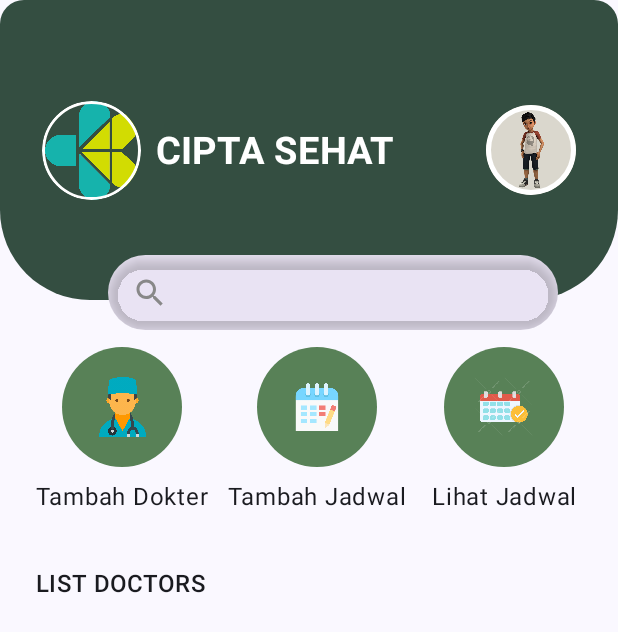
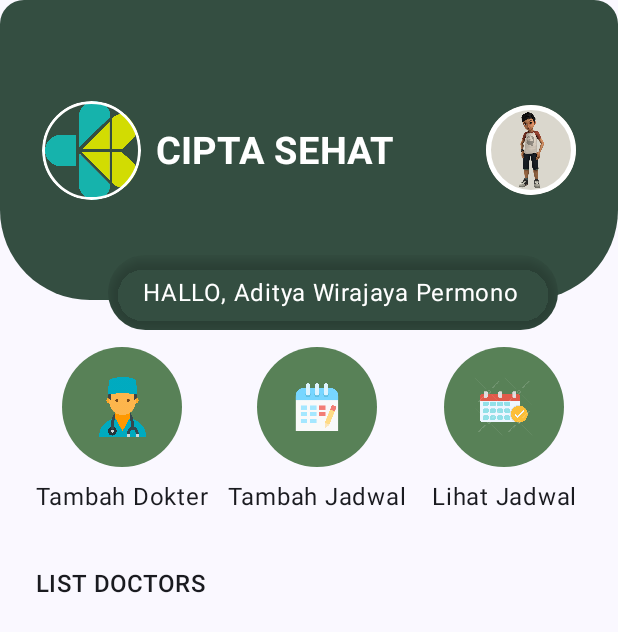
Before and after one commit to aditywp/Ucp2RoomDatabase_0052, an Android app built with Jetpack Compose: the HomeDokterView screen opened through its navigation route, on a phone screen of 412 x 824 dp. Shown: the top 632 px of the screen. Run offline under Robolectric (Android 15) with nearby library versions, the phone set to English and light mode, and no system bars.

Commit message:
memperbagus tampilan card dan menambahkan text awal hallo aditya

```diff
--- a/app/src/main/java/com/example/ucp2/ui/view/dokter/HomeDokterView.kt
+++ b/app/src/main/java/com/example/ucp2/ui/view/dokter/HomeDokterView.kt
@@ -164,30 +164,16 @@ fun SearchBar() {
                     .width(300.dp)
                     .height(50.dp)
                     .clip(RoundedCornerShape(25.dp))
-                    .background(Brush.horizontalGradient(listOf(Color(0xFFE9E3F3), Color(0xFFE9E3F3))))
+                    .background(color = Color(0xff344e41))
                     .shadow(5.dp, RoundedCornerShape(25.dp)),
                 contentAlignment = Alignment.CenterStart
             ) {
-                BasicTextField(
-                    value = "",
-                    onValueChange = {},
+                Text("HALLO, Aditya Wirajaya Permono", color = Color.White,
                     modifier = Modifier
-                        .padding(horizontal = 16.dp)
-                        .fillMaxWidth(),
-                    textStyle = androidx.compose.ui.text.TextStyle(fontSize = 16.sp, color = Color.Gray),
-                    decorationBox = { innerTextField ->
-                        Row(verticalAlignment = Alignment.CenterVertically) {
-                            Icon(
-                                imageVector = Icons.Filled.Search,
-                                contentDescription = "Search",
-                                modifier = Modifier.size(24.dp),
-                                tint = Color.Gray
-                            )
-                            Spacer(modifier = Modifier.width(8.dp))
-                            Box { innerTextField() }
-                        }
-                    }
-                )
+                        .fillMaxWidth().offset(x = 23.dp))
+
+
+
             }
         }
     }
@@ -337,7 +323,7 @@ fun DoctorCard(
             .clip(RoundedCornerShape(8.dp))
             .padding(8.dp)
             .clickable(onClick = onClick)
-            .background(Color.White)
+            .background(color = color)
             .border(
                 width = 1.dp,
                 brush = Brush.radialGradient(
@@ -366,21 +352,30 @@ fun DoctorCard(
                 .padding(3.dp),
             verticalArrangement = Arrangement.spacedBy(4.dp)
         ) {
-            Text(text = name, style = MaterialTheme.typography.titleMedium)
+            Text(
+                text = name,
+                style = MaterialTheme.typography.titleMedium,
+                color = Color.White
+
+            )
+
             Text(
                 text = speciality,
                 style = androidx.compose.ui.text.TextStyle(
                     fontSize = 14.sp,
-                    color = color
+                    color = Color.White
+
                 )
             )
+
             Text(
                 text = "Jam Kerja: $workHours",
-                style = androidx.compose.ui.text.TextStyle(fontSize = 12.sp, color = Color.Black)
+                style = androidx.compose.ui.text.TextStyle(fontSize = 12.sp, color = Color.White)
             )
+
             Text(
                 text = "Klinik: $location",
-                style = androidx.compose.ui.text.TextStyle(fontSize = 12.sp, color = Color.Black)
+                style = androidx.compose.ui.text.TextStyle(fontSize = 12.sp, color = Color.White)
             )
         }
     }
```
